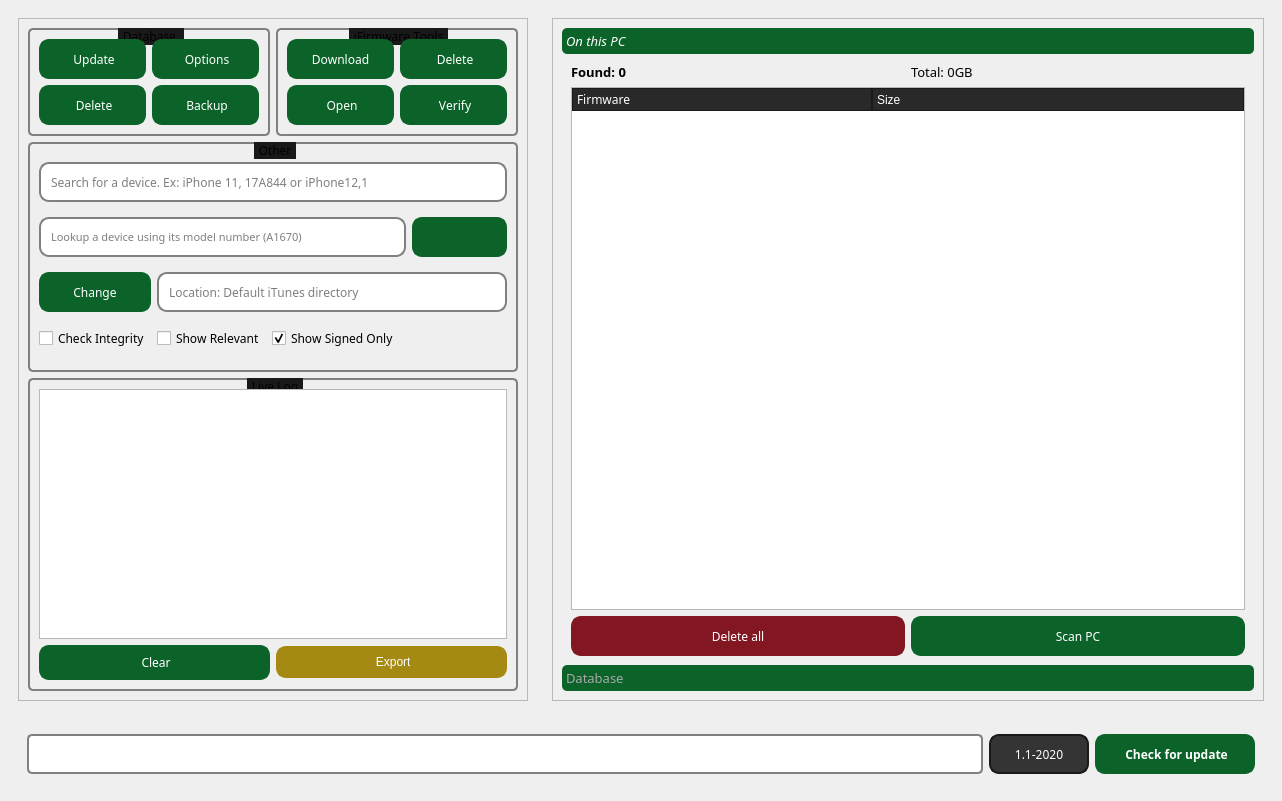
Old version of the form _iFTK.ui in the repository i0nsec/iFirmware-Toolkit.
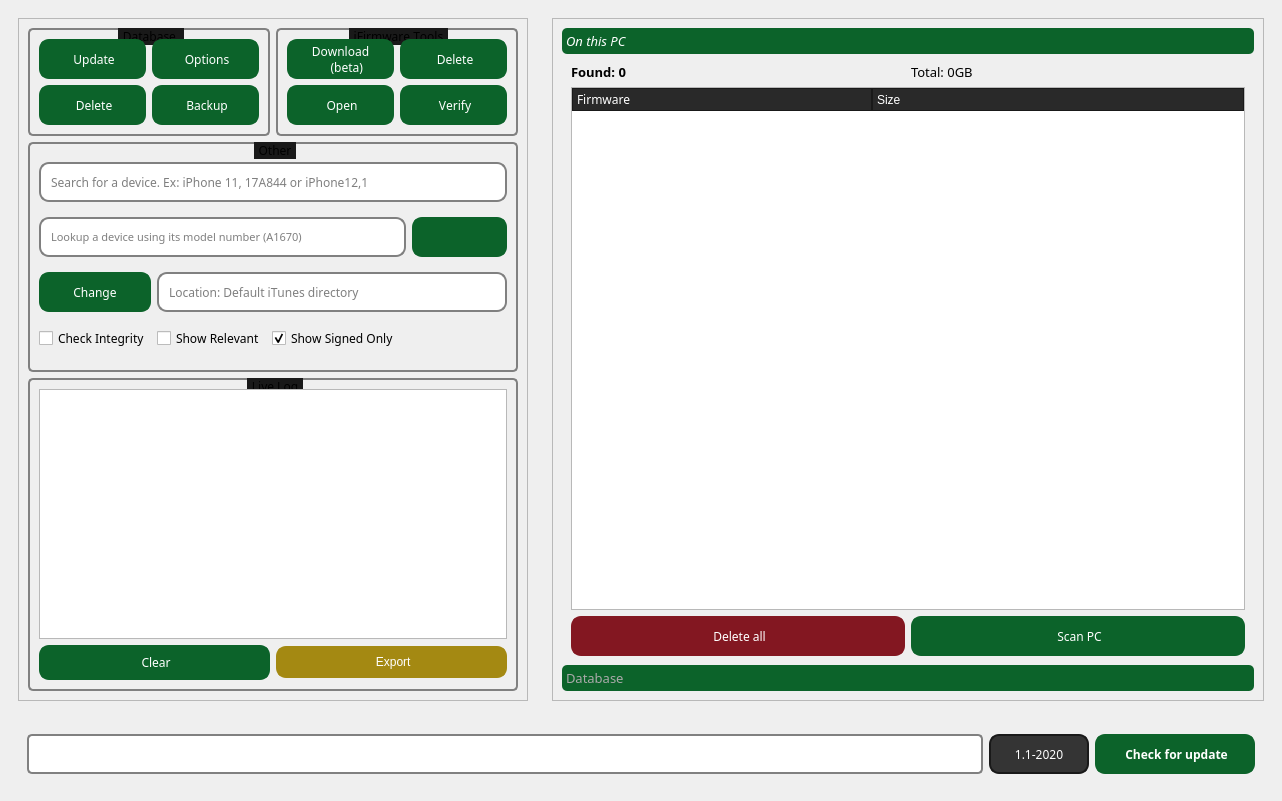
New version of the form. Icons and pictures are not drawn.

Diff of the .ui file:
```diff
--- a/_iFTK.ui
+++ b/_iFTK.ui
@@ -205,7 +205,11 @@
 }</string>
                   </property>
                   <property name="text">
-                   <string>Delete all</string>
+                   <string> Delete all</string>
+                  </property>
+                  <property name="icon">
+                   <iconset>
+                    <normaloff>icons/Error.png</normaloff>icons/Error.png</iconset>
                   </property>
                  </widget>
                 </item>
@@ -245,7 +249,11 @@
 }</string>
                   </property>
                   <property name="text">
-                   <string>Scan PC</string>
+                   <string> Scan PC</string>
+                  </property>
+                  <property name="icon">
+                   <iconset>
+                    <normaloff>icons/Search1.png</normaloff>icons/Search1.png</iconset>
                   </property>
                  </widget>
                 </item>
@@ -1899,7 +1907,8 @@
 }</string>
                  </property>
                  <property name="text">
-                  <string>Download</string>
+                  <string>Download
+    (beta)</string>
                  </property>
                  <property name="icon">
                   <iconset>
```
